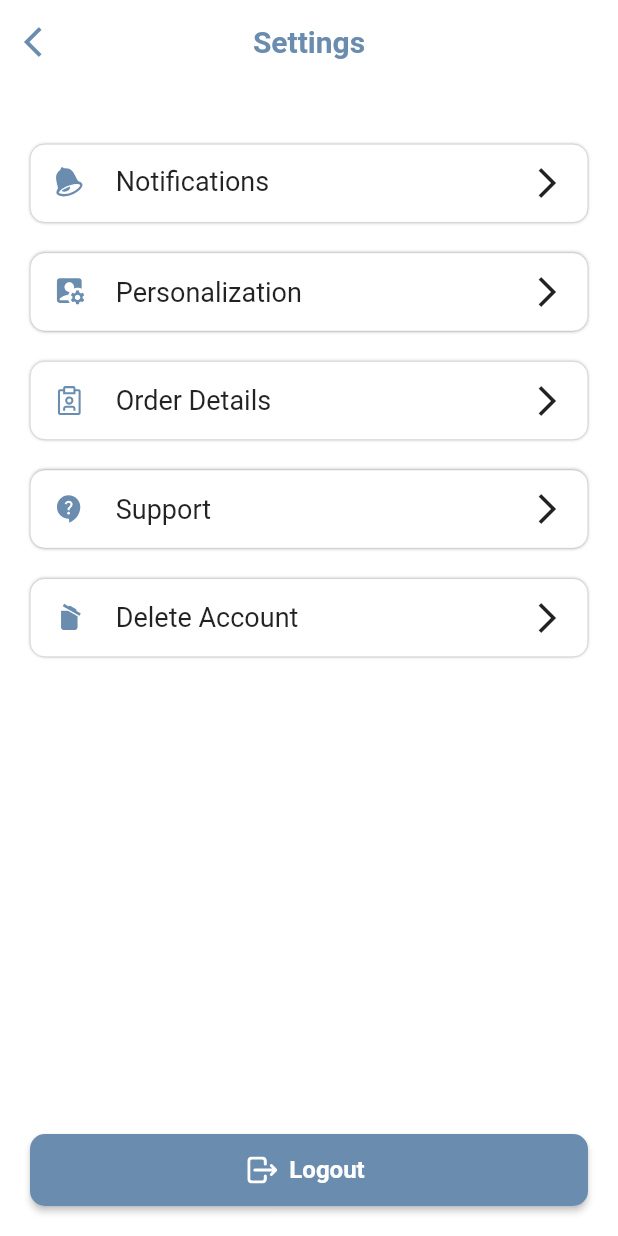
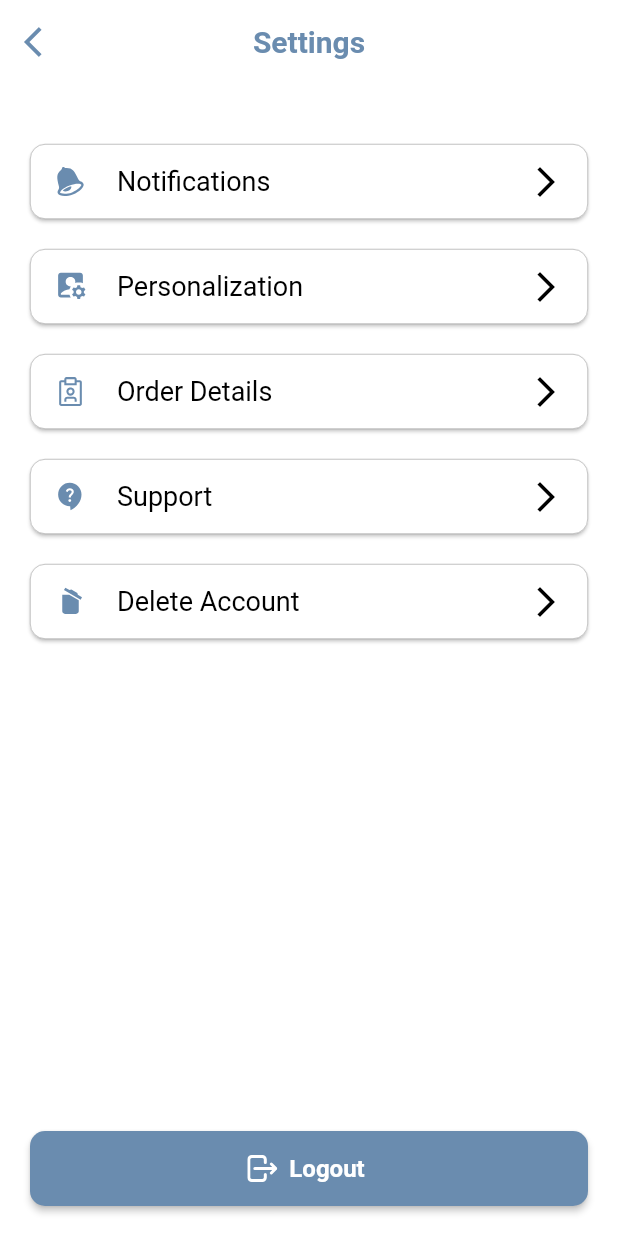
Before and after one commit to manishtalele/riderapp, a Flutter app: the SettingsPage screen opened directly, on a phone screen of 412 x 824 dp. Run offline on Flutter 3.47's test engine with Material 2 defaults, Android fonts, the phone set to English and light mode, and no system bars; our stand-ins replace action_slider, animated_splash_screen, carousel_slider, cloud_firestore, dropdown_button2, firebase_auth and 9 more; accounts and stored records are empty; Roboto replaces fonts that are missing (Overpass).

Commit message:
setting responsive

```diff
--- a/lib/screens/settings.dart
+++ b/lib/screens/settings.dart
@@ -1,11 +1,11 @@
 import 'package:flutter/material.dart';
 import 'package:flutter_svg/flutter_svg.dart';
+import 'package:responsive_framework/responsive_framework.dart';
 import 'package:riderapp/screens/notificationsetting.dart';
 import 'package:riderapp/screens/orderdetail.dart';
 import 'package:riderapp/provider/emailauth.dart';
 import 'package:riderapp/screens/personalization.dart';
 import 'package:riderapp/screens/support.dart';
-import 'package:riderapp/theme/decoration.dart';
 import 'package:riderapp/theme/deftheme.dart';
 
 class SettingsPage extends StatefulWidget {
@@ -19,6 +19,11 @@ class _SettingsPageState extends State<SettingsPage> {
   @override
   Widget build(BuildContext context) {
     double width = MediaQuery.of(context).size.width;
+    double btnheight =
+        ResponsiveValue(context, defaultValue: 50.0, valueWhen: const [
+      Condition.smallerThan(name: MOBILE, value: 30.0),
+      Condition.largerThan(name: TABLET, value: 65.0)
+    ]).value as double;
     return Scaffold(
       backgroundColor: Colors.white,
       appBar: AppBar(
@@ -44,7 +49,6 @@ class _SettingsPageState extends State<SettingsPage> {
       ),
       body: SafeArea(
         child: SingleChildScrollView(
-          child: Padding(
           padding: const EdgeInsets.fromLTRB(20, 40, 20, 28),
           child: Column(
             crossAxisAlignment: CrossAxisAlignment.center,
@@ -70,20 +74,23 @@ class _SettingsPageState extends State<SettingsPage> {
               //       color: primary3Color,
               //     )),
               // const SizedBox(height: 25),
-                InkWell(
-                  onTap: () {
+              ElevatedButton(
+                  onPressed: () {
                     Navigator.push(
                         context,
                         MaterialPageRoute(
                             builder: (context) => const NotificationSetting()));
                   },
-                  child: Container(
-                    decoration: shadowdecoration,
-                    child: Padding(
-                      padding: const EdgeInsets.symmetric(
-                          vertical: 14, horizontal: 15),
+                  style: ElevatedButton.styleFrom(
+                      backgroundColor: Colors.white,
+                      foregroundColor: Colors.black,
+                      minimumSize: Size(width, btnheight),
+                      elevation: 1,
+                      shape: RoundedRectangleBorder(
+                          side:
+                              const BorderSide(width: 0.4, color: Colors.grey),
+                          borderRadius: BorderRadius.circular(10))),
                   child: Row(
-                        crossAxisAlignment: CrossAxisAlignment.start,
                     children: [
                       SvgPicture.asset(
                         "assets/bell.svg",
@@ -102,24 +109,26 @@ class _SettingsPageState extends State<SettingsPage> {
                         Icons.arrow_forward_ios,
                       ),
                     ],
-                      ),
-                    ),
-                  ),
-                ),
+                  )),
               Padding(
                 padding: const EdgeInsets.symmetric(vertical: 20),
-                  child: InkWell(
-                    onTap: () {
+                child: ElevatedButton(
+                    onPressed: () {
                       Navigator.push(
                           context,
                           MaterialPageRoute(
                               builder: (context) =>
                                   const PersonalizationPage()));
                     },
-                    child: Container(
-                      decoration: shadowdecoration,
-                      padding: const EdgeInsets.symmetric(
-                          vertical: 14, horizontal: 15),
+                    style: ElevatedButton.styleFrom(
+                        backgroundColor: Colors.white,
+                        foregroundColor: Colors.black,
+                        minimumSize: Size(width, btnheight),
+                        elevation: 1,
+                        shape: RoundedRectangleBorder(
+                            side: const BorderSide(
+                                width: 0.4, color: Colors.grey),
+                            borderRadius: BorderRadius.circular(10))),
                     child: Row(
                       children: [
                         SvgPicture.asset(
@@ -139,21 +148,24 @@ class _SettingsPageState extends State<SettingsPage> {
                           Icons.arrow_forward_ios,
                         ),
                       ],
+                    )),
               ),
-                    ),
-                  ),
-                ),
-                InkWell(
-                  onTap: () {
+              ElevatedButton(
+                  onPressed: () {
                     Navigator.push(
                         context,
                         MaterialPageRoute(
                             builder: (context) => const OrderDetail()));
                   },
-                  child: Container(
-                    padding: const EdgeInsets.symmetric(
-                        vertical: 14, horizontal: 15),
-                    decoration: shadowdecoration,
+                  style: ElevatedButton.styleFrom(
+                      backgroundColor: Colors.white,
+                      foregroundColor: Colors.black,
+                      minimumSize: Size(width, btnheight),
+                      elevation: 1,
+                      shape: RoundedRectangleBorder(
+                          side:
+                              const BorderSide(width: 0.4, color: Colors.grey),
+                          borderRadius: BorderRadius.circular(10))),
                   child: Row(
                     children: [
                       SvgPicture.asset(
@@ -173,22 +185,25 @@ class _SettingsPageState extends State<SettingsPage> {
                         Icons.arrow_forward_ios,
                       ),
                     ],
-                    ),
-                  ),
-                ),
+                  )),
               Padding(
                 padding: const EdgeInsets.symmetric(vertical: 20),
-                  child: InkWell(
-                    onTap: () {
+                child: ElevatedButton(
+                    onPressed: () {
                       Navigator.push(
                           context,
                           MaterialPageRoute(
                               builder: (context) => const Support()));
                     },
-                    child: Container(
-                      decoration: shadowdecoration,
-                      padding: const EdgeInsets.symmetric(
-                          vertical: 14, horizontal: 15),
+                    style: ElevatedButton.styleFrom(
+                        backgroundColor: Colors.white,
+                        foregroundColor: Colors.black,
+                        minimumSize: Size(width, btnheight),
+                        elevation: 1,
+                        shape: RoundedRectangleBorder(
+                            side: const BorderSide(
+                                width: 0.4, color: Colors.grey),
+                            borderRadius: BorderRadius.circular(10))),
                     child: Row(
                       children: [
                         SvgPicture.asset(
@@ -208,15 +223,19 @@ class _SettingsPageState extends State<SettingsPage> {
                           Icons.arrow_forward_ios,
                         ),
                       ],
+                    )),
               ),
-                    ),
-                  ),
-                ),
-                Container(
-                  decoration: shadowdecoration,
-                  child: Padding(
-                    padding: const EdgeInsets.symmetric(
-                        vertical: 14, horizontal: 15),
+              ElevatedButton(
+                  onPressed: () {},
+                  style: ElevatedButton.styleFrom(
+                      backgroundColor: Colors.white,
+                      foregroundColor: Colors.black,
+                      minimumSize: Size(width, btnheight),
+                      elevation: 1,
+                      shape: RoundedRectangleBorder(
+                          side:
+                              const BorderSide(width: 0.4, color: Colors.grey),
+                          borderRadius: BorderRadius.circular(10))),
                   child: Row(
                     children: [
                       SvgPicture.asset(
@@ -236,11 +255,8 @@ class _SettingsPageState extends State<SettingsPage> {
                         Icons.arrow_forward_ios,
                       ),
                     ],
-                    ),
-                  ),
-                ),
+                  )),
             ],
-            ),
           ),
         ),
       ),
@@ -252,7 +268,7 @@ class _SettingsPageState extends State<SettingsPage> {
               shape: RoundedRectangleBorder(
                 borderRadius: BorderRadius.circular(10),
               ),
-              fixedSize: Size(width, 48)),
+              fixedSize: Size(width, btnheight)),
           onPressed: () async => EmailAuth().logout(context: context),
           icon: SvgPicture.asset("assets/logout.svg"),
           label: const Text(
```
Lines whose indentation alone changed are shown as unchanged.
